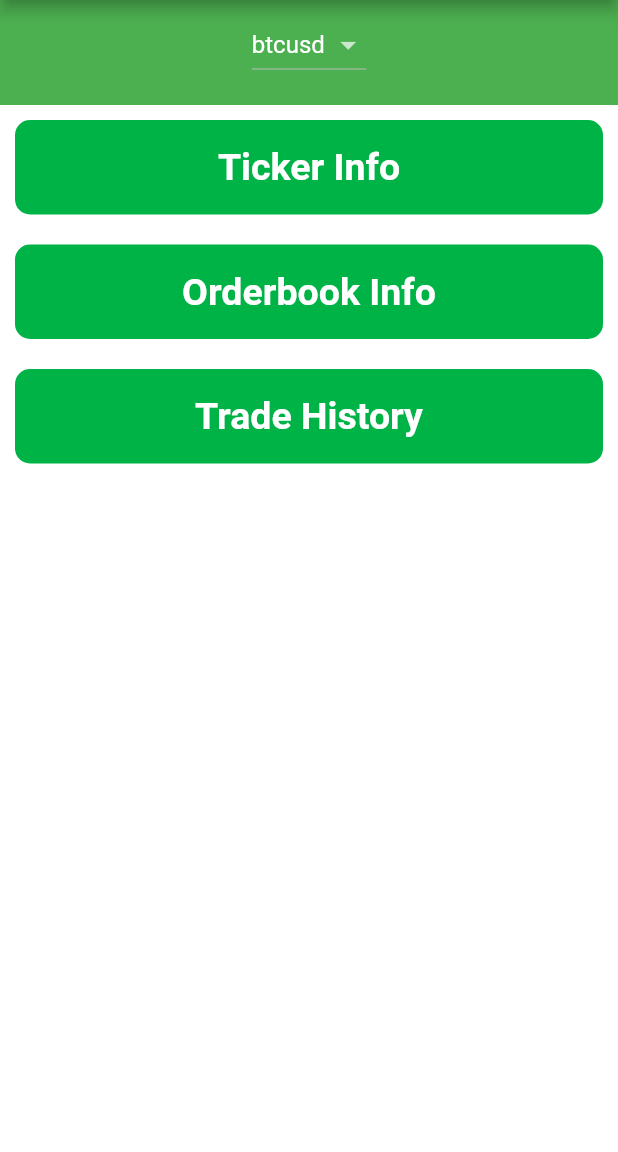
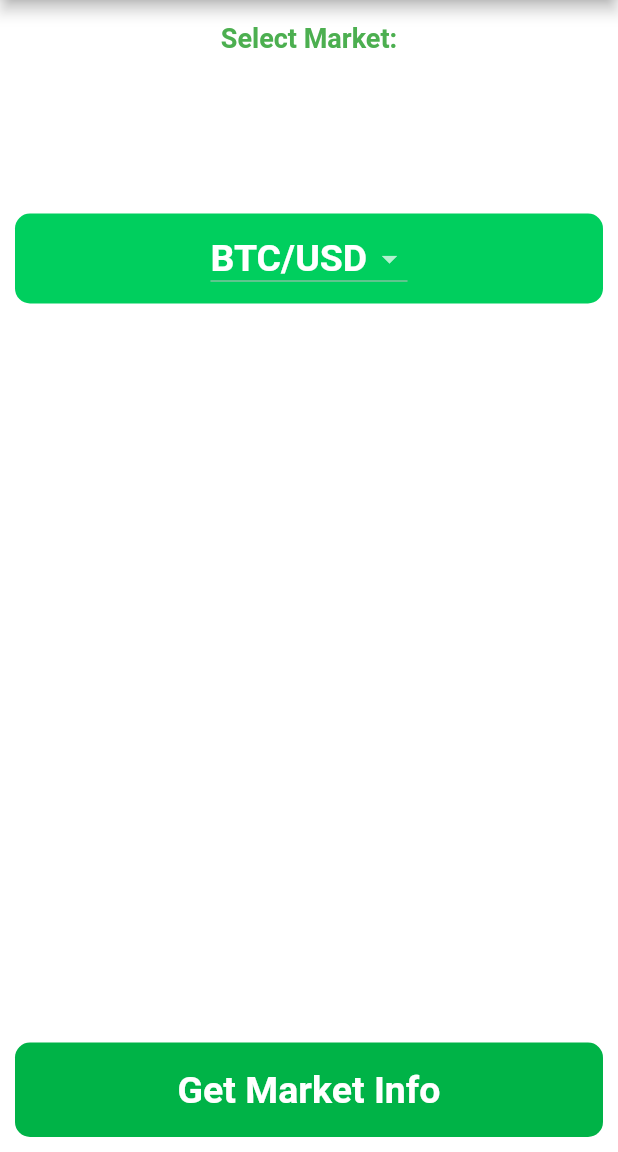
Before and after one commit to graffenwalder/FlutStamp, a Flutter app: the screen it shows after launch, on a phone screen of 412 x 824 dp, the part 84-1236 px from its top. Run offline on Flutter 3.47's test engine with Material 2 defaults, Android fonts, the phone set to English and light mode, and no system bars.

```diff
--- a/lib/constants.dart
+++ /dev/null
@@ -1,19 +0,0 @@
-const kAppTitle = 'FlutStamp';
-
-const List<String> kStampMarkets = [
-  'btcusd',
-  'btceur',
-  'eurusd',
-  'xrpusd',
-  'xrpeur',
-  'xrpbtc',
-  'ltcusd',
-  'ltceur',
-  'ltcbtc',
-  'ethusd',
-  'etheur',
-  'ethbtc',
-  'bchusd',
-  'bcheur',
-  'bchbtc'
-];
--- a/lib/main.dart
+++ b/lib/main.dart
@@ -8,7 +8,7 @@ class MyApp extends StatelessWidget {
   Widget build(BuildContext context) {
     return MaterialApp(
       theme: ThemeData.dark().copyWith(
-          primaryColor: Color(0xff00ad46),
+          primaryColor: Color(0xff00b347),
           scaffoldBackgroundColor: Colors.white),
       home: MainMenu(),
     );
--- /dev/null
+++ b/lib/market_data.dart
@@ -0,0 +1,38 @@
+import 'dart:convert';
+import 'package:http/http.dart' as http;
+
+const List<String> kStampMarkets = [
+  'btcusd',
+  'btceur',
+  'eurusd',
+  'xrpusd',
+  'xrpeur',
+  'xrpbtc',
+  'ltcusd',
+  'ltceur',
+  'ltcbtc',
+  'ethusd',
+  'etheur',
+  'ethbtc',
+  'bchusd',
+  'bcheur',
+  'bchbtc'
+];
+
+const bitstampBaseURL = 'https://www.bitstamp.net/api/v2/';
+
+class MarketData {
+  MarketData();
+  Future getMarketData(String marketType, String market) async {
+    String requestURL = '$bitstampBaseURL/$marketType/$market';
+
+    http.Response response = await http.get(requestURL);
+    if (response.statusCode == 200) {
+      var marketData = jsonDecode(response.body);
+      return marketData;
+    } else {
+      print(response.statusCode);
+      throw 'Problem with the get request';
+    }
+  }
+}
--- a/lib/screens/main_menu.dart
+++ b/lib/screens/main_menu.dart
@@ -1,9 +1,7 @@
 import 'package:flutter/material.dart';
-import 'package:flut_stamp/constants.dart';
+import 'package:flut_stamp/market_data.dart';
 import 'package:flut_stamp/components/menu_item.dart';
 import 'package:flut_stamp/screens/ticker_screen.dart';
-import 'package:flut_stamp/screens/orderbook_screen.dart';
-import 'package:flut_stamp/screens/trade_history_screen.dart';
 import 'package:flutter/cupertino.dart';
 import 'dart:io' show Platform;
 
@@ -17,16 +15,18 @@ class _MainMenuState extends State<MainMenu> {
 
   DropdownButton<String> androidDropdown() {
     List<DropdownMenuItem<String>> dropdownItems = [];
-    for (String currency in kStampMarkets) {
+    for (String market in kStampMarkets) {
       dropdownItems.add(
         DropdownMenuItem(
-          child: Text(currency),
-          value: currency,
+          child: Text(
+              '${market.substring(0, 3)}/${market.substring(3)}'.toUpperCase()),
+          value: market,
         ),
       );
     }
 
     return DropdownButton<String>(
+      style: TextStyle(fontSize: 25.0, fontWeight: FontWeight.bold),
       value: selectedMarket,
       items: dropdownItems,
       onChanged: (value) {
@@ -39,16 +39,21 @@ class _MainMenuState extends State<MainMenu> {
 
   CupertinoPicker iOSPicker() {
     List<Text> pickerItems = [];
-    for (String currency in kStampMarkets) {
-      pickerItems.add(Text(currency));
+    for (String market in kStampMarkets) {
+      pickerItems.add(
+        Text(
+          '${market.substring(0, 3)}/${market.substring(3)}'.toUpperCase(),
+          style: TextStyle(fontSize: 25.0, fontWeight: FontWeight.bold),
+        ),
+      );
     }
 
     return CupertinoPicker(
-      backgroundColor: Colors.lightBlue,
+      backgroundColor: Color(0xff00cf5e),
       itemExtent: 32.0,
       onSelectedItemChanged: (selectedIndex) {
         setState(() {
-          selectedMarket = selectedMarket[selectedIndex];
+          selectedMarket = kStampMarkets[selectedIndex];
         });
       },
       children: pickerItems,
@@ -59,30 +64,43 @@ class _MainMenuState extends State<MainMenu> {
   Widget build(BuildContext context) {
     return Scaffold(
       appBar: AppBar(
-        title: Text(kAppTitle),
+        title: Text('FlutStamp'),
       ),
       body: Column(
         crossAxisAlignment: CrossAxisAlignment.stretch,
+        mainAxisAlignment: MainAxisAlignment.spaceBetween,
         children: <Widget>[
           Container(
-            height: 70.0,
-            alignment: Alignment.center,
-            padding: EdgeInsets.only(bottom: 10.0),
-            color: Colors.green,
-            child: Platform.isIOS ? iOSPicker() : androidDropdown(),
+            margin: EdgeInsets.only(top: 15.0),
+            child: Center(
+              child: Text(
+                'Select Market:',
+                style: TextStyle(
+                    color: Colors.green,
+                    fontSize: 18.0,
+                    fontWeight: FontWeight.bold),
+              ),
+            ),
+          ),
+          Container(
+            height: 60.0,
+            child: Center(
+              child: Platform.isIOS ? iOSPicker() : androidDropdown(),
+            ),
+            margin: EdgeInsets.symmetric(horizontal: 10.0, vertical: 10.0),
+            padding: EdgeInsets.symmetric(vertical: 7.0),
+            decoration: BoxDecoration(
+              color: Color(0xff00cf5e),
+              borderRadius: BorderRadius.circular(10.0),
+            ),
+          ),
+          SizedBox(
+            height: 280.0,
           ),
           MenuItemCard(
-            menuText: 'Ticker Info',
+            menuText: 'Get Market Info',
             screen: TickerScreen(selectedMarket),
           ),
-          MenuItemCard(
-            menuText: 'Orderbook Info',
-            screen: OrderBookScreen(selectedMarket),
-          ),
-          MenuItemCard(
-            menuText: 'Trade History',
-            screen: TradeHistoryScreen(selectedMarket),
-          )
         ],
       ),
     );
```
Also changed, not shown: lib/screens/orderbook_screen.dart (+36 -4 lines), lib/screens/ticker_screen.dart (+49 -2 lines), lib/screens/trade_history_screen.dart (+37 -4 lines).
